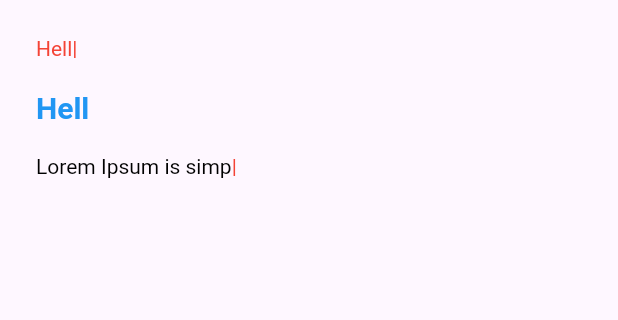
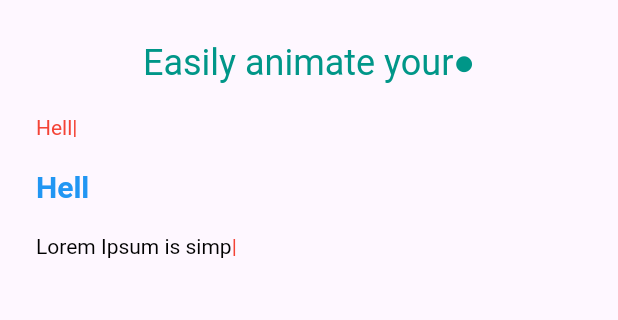
Before and after one commit to dariagorlova/typewrite_text, a Flutter app: the first screen one second after launch, on a phone screen of 412 x 824 dp, the part 84-404 px from its top. Run offline on Flutter 3.47's test engine with Material 3 defaults, Android fonts, the phone set to English and light mode, and no system bars.

Commit message:
vibration for android/ios and small changes

```diff
--- a/example/lib/main.dart
+++ b/example/lib/main.dart
@@ -11,6 +11,13 @@ const list1 = [
 
 const list2 = [
   "Lorem Ipsum is simply dummy text of the printing and typesetting industry. Lorem Ipsum has been the industry's standard dummy text ever since the 1500s, when an unknown printer took a galley of type and scrambled it to make a type specimen book.",
+];
+
+const listGPT = [
+  'Easily animate your text',
+  'with typewriter effect',
+  "let's start",
+  'with typewrite_text package',
 ];
 
 class TextPackageApp extends StatelessWidget {
@@ -31,10 +38,25 @@ class TextPackageApp extends StatelessWidget {
             child: Column(
               crossAxisAlignment: CrossAxisAlignment.start,
               children: [
+                /// chatgpt app style with vibration
+                Center(
+                  child: TypewriteText(
+                    linesOfText: listGPT,
+                    textStyle: TextStyle(color: Colors.teal, fontSize: 24),
+                    cursorSymbol: '●',
+                    tryToVibrate: true,
+                    forwardAnimationDuration: Duration(milliseconds: 50),
+                    reverseAnimationDuration: Duration(milliseconds: 50),
+                    cursorBlinkingDuration: Duration.zero,
+                  ),
+                ),
+                SizedBox(height: 20),
+
                 /// basic animation
                 TypewriteText(
                   linesOfText: list1,
                   textStyle: TextStyle(color: Colors.red),
+                  cursorSymbol: '|',
                 ),
                 SizedBox(height: 20),
 
@@ -47,7 +69,6 @@ class TextPackageApp extends StatelessWidget {
                       fontWeight: FontWeight.bold),
                   reverseAnimationDuration: Duration.zero,
                   beforeAnimationDuration: Duration.zero,
-                  needCursor: false,
                 ),
                 SizedBox(height: 20),
 
@@ -58,6 +79,7 @@ class TextPackageApp extends StatelessWidget {
                   forwardAnimationDuration: Duration(milliseconds: 50),
                   reverseAnimationDuration: Duration(milliseconds: 20),
                   cursorColor: Colors.red,
+                  cursorSymbol: '|',
                 ),
               ],
             ),
--- a/lib/src/typewrite_text_widget.dart
+++ b/lib/src/typewrite_text_widget.dart
@@ -1,6 +1,7 @@
 import 'dart:async';
 
 import 'package:flutter/material.dart';
+import 'package:flutter/services.dart';
 
 class TypewriteText extends StatefulWidget {
   /// A typewriter text animation wrapper with customizations
@@ -11,8 +12,10 @@ class TypewriteText extends StatefulWidget {
     this.reverseAnimationDuration = const Duration(milliseconds: 100),
     this.beforeAnimationDuration = const Duration(milliseconds: 1500),
     this.afterAnimationDuration = const Duration(milliseconds: 1000),
-    this.needCursor = true,
+    this.cursorBlinkingDuration = const Duration(milliseconds: 500),
+    this.cursorSymbol,
     this.cursorColor,
+    this.tryToVibrate = false,
     super.key,
   });
 
@@ -28,17 +31,23 @@ class TypewriteText extends StatefulWidget {
   /// The rate of a symbol vanishes
   final Duration reverseAnimationDuration;
 
+  /// Cursor blinking duration. Always shown = Duration.zero
+  final Duration cursorBlinkingDuration;
+
   /// The interval before the symbols' initial appearance
   final Duration beforeAnimationDuration;
 
   /// The pause following the display of all symbols
   final Duration afterAnimationDuration;
 
-  /// Whether or not to display a cursor
-  final bool needCursor;
+  /// Any unicode symbol to be shown as a cursor
+  final String? cursorSymbol;
 
   /// Color of the animated text cursor
   final Color? cursorColor;
+
+  /// If you need a vibration while animating, set `true`. Default is `false`.
+  final bool tryToVibrate;
 
   @override
   State<TypewriteText> createState() => _TypewriteTextState();
@@ -102,7 +111,12 @@ class _TypewriteTextState extends State<TypewriteText> {
     }
 
     if (mounted && curDuration != Duration.zero) {
-      setState(() {});
+      setState(() {
+        /// if you need a small vibration and OS can do it...
+        if (widget.tryToVibrate) {
+          HapticFeedback.lightImpact();
+        }
+      });
     }
 
     _animationTimer = Timer(curDuration, () {
@@ -115,12 +129,16 @@ class _TypewriteTextState extends State<TypewriteText> {
   /// Initializes the state of the widget.
   void initState() {
     super.initState();
-    if (widget.needCursor) {
-      _timer = Timer.periodic(const Duration(milliseconds: 500), (_) {
-        setState(() {
-          _cursorVisible = !_cursorVisible;
+    if (widget.cursorSymbol != null) {
+      if (widget.cursorBlinkingDuration != Duration.zero) {
+        _timer = Timer.periodic(widget.cursorBlinkingDuration, (_) {
+          setState(() {
+            _cursorVisible = !_cursorVisible;
+          });
         });
-      });
+      } else {
+        _cursorVisible = true;
+      }
     }
     _typeWrittingAnimation();
   }
@@ -148,7 +166,9 @@ class _TypewriteTextState extends State<TypewriteText> {
         style: widget.textStyle,
         children: <TextSpan>[
           TextSpan(
-            text: _cursorVisible ? '|' : '',
+            text: _cursorVisible && widget.cursorSymbol != null
+                ? widget.cursorSymbol
+                : '',
             style: widget.textStyle.copyWith(
               fontSize: widget.textStyle.fontSize ?? 14,
               fontWeight: FontWeight.normal,
--- a/pubspec.yaml
+++ b/pubspec.yaml
@@ -1,6 +1,6 @@
 name: typewrite_text
 description: A typewriter text animation wrapper with customizations. Supports iOS, Android, web, Windows, macOS, and Linux.
-version: 0.0.2
+version: 1.0.1
 homepage: https://dariahorlova.netlify.app
 repository: https://github.com/dariagorlova/typewrite_text.git
 issue_tracker: https://github.com/dariagorlova/typewrite_text/issues
```
Also changed, not shown: demo/package.gif, example/pubspec.lock, 3 other files.
